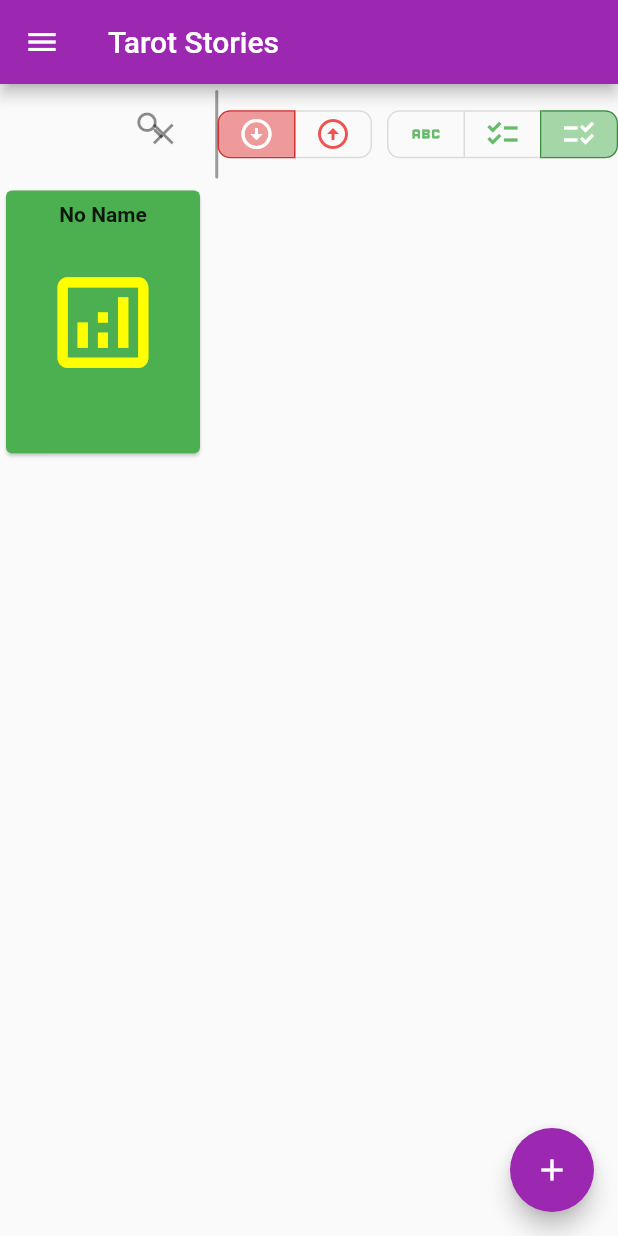
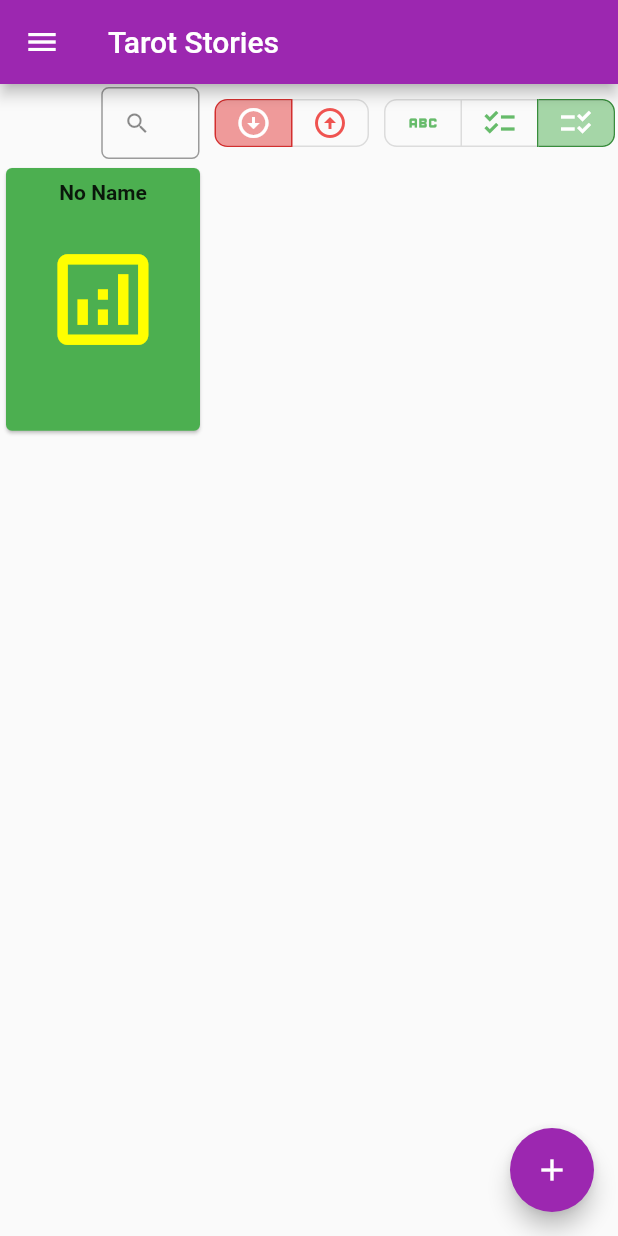
Before and after one commit to quasar-pankaj/tarot_stories, a Flutter app: the screen it shows after launch, after a tap on the "add" icon, on a phone screen of 412 x 824 dp. Run offline on Flutter 3.47's test engine with Material 2 defaults, Android fonts, the phone set to English and light mode, and no system bars; our stand-ins replace flip_card, flutter_riverpod, freezed_annotation, sembast.

```diff
--- a/lib/pages/home_page.dart
+++ b/lib/pages/home_page.dart
@@ -43,13 +43,13 @@ class HomePage extends ConsumerWidget {
                             color: Colors.green,
                             child: InkWell(
                               onTap: () {
+                                ref
+                                    .read(openProjectProvider.notifier)
+                                    .update((state) => project);
                                 Navigator.push(
                                   context,
                                   MaterialPageRoute(
                                     builder: (context) {
-                                      ref
-                                          .read(openProjectProvider.notifier)
-                                          .update((state) => project);
                                       return const ProjectPage();
                                     },
                                   ),
--- a/lib/widgets/toolbar.dart
+++ b/lib/widgets/toolbar.dart
@@ -7,6 +7,7 @@ import 'sort_condition_buttons.dart';
 import 'sort_order_buttons.dart';
 
 class Toolbar extends ConsumerWidget {
+  final Widget? _optionalWidget;
   final TextEditingController _controller = TextEditingController(text: '');
   final StateNotifierProvider<SortOrderButtonsNotifier, List<bool>>
       _sortOrderButtonsProvider;
@@ -17,6 +18,7 @@ class Toolbar extends ConsumerWidget {
   final StateProvider<String> _filterTextProvider;
   Toolbar({
     super.key,
+    Widget? optionalWidget,
     required StateNotifierProvider<SortOrderButtonsNotifier, List<bool>>
         sortOrderButtonsProvider,
     required StateProvider<SortOrder> sortOrderProvider,
@@ -24,7 +26,8 @@ class Toolbar extends ConsumerWidget {
         sortConditionButtonsProvider,
     required StateProvider<SortCondition> sortConditionProvider,
     required StateProvider<String> filterTextProvider,
-  })  : _sortConditionButtonsProvider = sortConditionButtonsProvider,
+  })  : _optionalWidget = optionalWidget,
+        _sortConditionButtonsProvider = sortConditionButtonsProvider,
         _sortConditionProvider = sortConditionProvider,
         _sortOrderButtonsProvider = sortOrderButtonsProvider,
         _sortOrderProvider = sortOrderProvider,
@@ -32,23 +35,37 @@ class Toolbar extends ConsumerWidget {
 
   @override
   Widget build(BuildContext context, WidgetRef ref) {
-    return Row(
+    return Padding(
+      padding: const EdgeInsets.all(2.0),
+      child: Row(
         children: [
           const Spacer(),
+          if (_optionalWidget != null) _optionalWidget!,
           Expanded(
-          child: ListTile(
-            leading: const Icon(Icons.search),
-            trailing: IconButton(
-              onPressed: _controller.clear,
+            child: TextField(
+              decoration: InputDecoration(
+                isDense: true,
+                contentPadding: const EdgeInsets.all(0),
+                border: const OutlineInputBorder(
+                  borderRadius: BorderRadius.all(
+                    Radius.circular(5),
+                  ),
+                ),
+                labelText: 'Enter text to search',
+                hintText: 'Search',
+                prefixIcon: const Icon(Icons.search),
+                suffix: IconButton(
+                  padding: const EdgeInsets.all(0),
+                  onPressed: () {
+                    _controller.clear();
+                    ref
+                        .read(_filterTextProvider.notifier)
+                        .update((state) => '');
+                  },
                   icon: const Icon(
                     Icons.close,
                   ),
                 ),
-            title: TextField(
-              decoration: const InputDecoration(
-                border: OutlineInputBorder(),
-                labelText: 'Enter text to search',
-                hintText: 'Search',
               ),
               controller: _controller,
               onChanged: (value) =>
@@ -57,6 +74,10 @@ class Toolbar extends ConsumerWidget {
                       ),
             ),
           ),
+          const VerticalDivider(
+            color: Colors.amber,
+            width: 10.0,
+            thickness: 5.5,
           ),
           SortOrderButtons(
               sortOrderButtonsProvider: _sortOrderButtonsProvider,
@@ -70,6 +91,7 @@ class Toolbar extends ConsumerWidget {
               sortConditionButtonsProvider: _sortConditionButtonsProvider,
               sortConditionProvider: _sortConditionProvider),
         ],
+      ),
     );
   }
 }
```
Also changed, not shown: lib/pages/project_page.dart (+106 -2 lines), lib/providers/open_spread_provider.dart (added, +7 -0 lines). Lines whose indentation alone changed are shown as unchanged.
